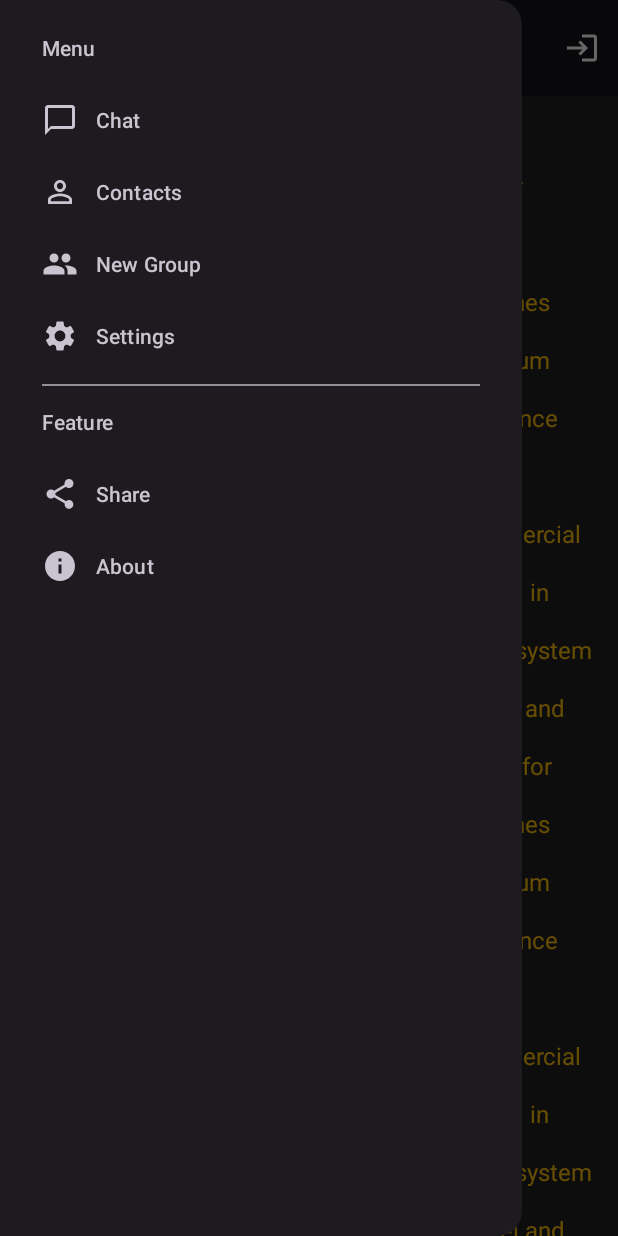
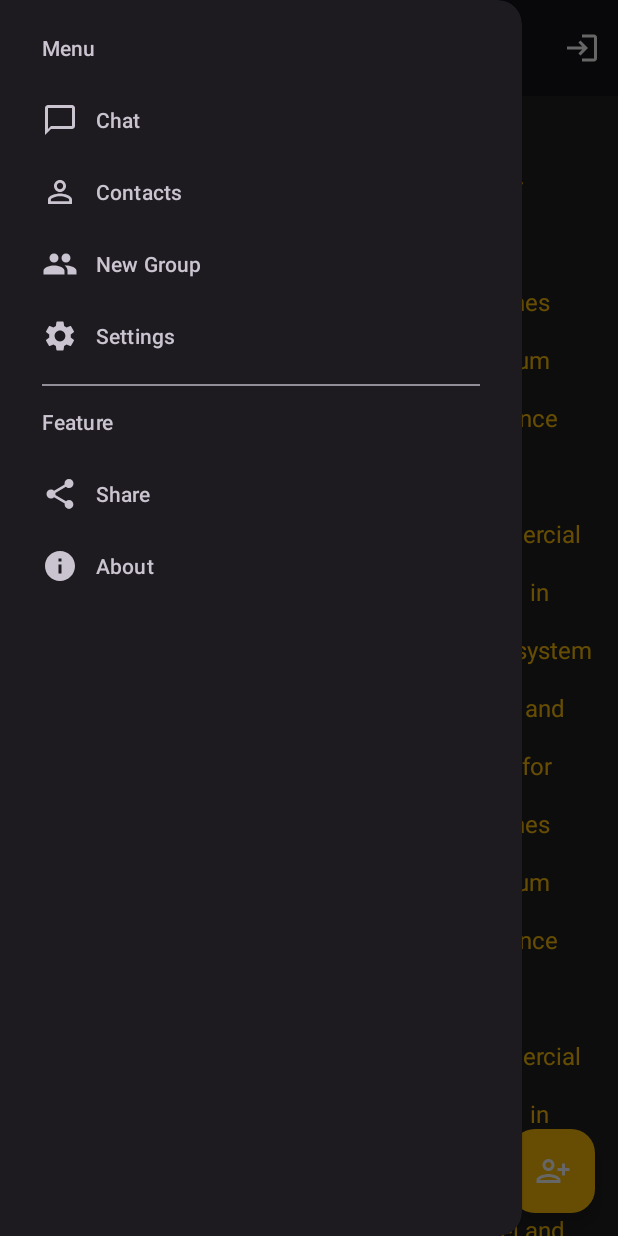
Before and after one commit to Aabhishek29/Ano, an Android app: the ChatFragment screen opened directly, with no data from a screen before it, with the side drawer open, on a phone screen of 412 x 824 dp. Run offline under Robolectric (Android 15) with nearby library versions, the phone set to English and light mode, and no system bars; libraries missing offline, so code that uses them is left out: com.google.mlkit.vision; network calls fail.

Commit message:
added fab

```diff
--- a/app/src/main/java/com/zeusforth/ano/dashboard/ChatFragment.kt
+++ b/app/src/main/java/com/zeusforth/ano/dashboard/ChatFragment.kt
@@ -1,10 +1,12 @@
 package com.zeusforth.ano.dashboard
 
 import android.os.Bundle
+import android.util.Log
 import androidx.fragment.app.Fragment
 import android.view.LayoutInflater
 import android.view.View
 import android.view.ViewGroup
+import com.google.android.material.floatingactionbutton.FloatingActionButton
 import com.zeusforth.ano.R
 
 // TODO: Rename parameter arguments, choose names that match
@@ -12,15 +14,15 @@ import com.zeusforth.ano.R
 private const val ARG_PARAM1 = "param1"
 private const val ARG_PARAM2 = "param2"
 
-/**
- * A simple [Fragment] subclass.
- * Use the [ChatFragment.newInstance] factory method to
- * create an instance of this fragment.
- */
+
 class ChatFragment : Fragment() {
+    private val TAG: String = "ChatFragment"
+    private lateinit var root: View
+
     // TODO: Rename and change types of parameters
     private var param1: String? = null
     private var param2: String? = null
+    private lateinit var fab_chat_button:FloatingActionButton;
 
     override fun onCreate(savedInstanceState: Bundle?) {
         super.onCreate(savedInstanceState)
@@ -28,6 +30,7 @@ class ChatFragment : Fragment() {
             param1 = it.getString(ARG_PARAM1)
             param2 = it.getString(ARG_PARAM2)
         }
+
     }
 
     override fun onCreateView(
@@ -35,7 +38,23 @@ class ChatFragment : Fragment() {
         savedInstanceState: Bundle?
     ): View? {
         // Inflate the layout for this fragment
-        return inflater.inflate(R.layout.fragment_chat, container, false)
+        root =inflater.inflate(R.layout.fragment_chat, container, false)
+        fab_chat_button =root.findViewById(R.id.fab_chat_button);
+
+        fab_chat_button.setOnClickListener{
+            Log.i(TAG,"Contacts")
+
+            val contacts_frag: Fragment = ContactsFragment()
+            this.parentFragmentManager.beginTransaction()
+                .setReorderingAllowed(true).replace(R.id.fragment_dashboard,contacts_frag)
+                .commit()
+
+
+        }
+
+
+        return root
+
     }
 
     companion object {
--- /dev/null
+++ b/app/src/main/res/drawable/ic_baseline_person_add_alt_24.xml
@@ -0,0 +1,6 @@
+<vector android:height="24dp" android:tint="#FFFFFF"
+    android:viewportHeight="24" android:viewportWidth="24"
+    android:width="24dp" xmlns:android="http://schemas.android.com/apk/res/android">
+    <path android:fillColor="@android:color/white"
+        android:pathData="M13,8c0,-2.21 -1.79,-4 -4,-4S5,5.79 5,8s1.79,4 4,4S13,10.21 13,8zM11,8c0,1.1 -0.9,2 -2,2S7,9.1 7,8s0.9,-2 2,-2S11,6.9 11,8zM1,18v2h16v-2c0,-2.66 -5.33,-4 -8,-4S1,15.34 1,18zM3,18c0.2,-0.71 3.3,-2 6,-2c2.69,0 5.78,1.28 6,2H3zM20,15v-3h3v-2h-3V7h-2v3h-3v2h3v3H20z"/>
+</vector>
--- a/app/src/main/res/layout/fragment_chat.xml
+++ b/app/src/main/res/layout/fragment_chat.xml
@@ -1,12 +1,19 @@
 <?xml version="1.0" encoding="utf-8"?>
-<androidx.appcompat.widget.LinearLayoutCompat
-    xmlns:android="http://schemas.android.com/apk/res/android"
+<androidx.appcompat.widget.LinearLayoutCompat xmlns:android="http://schemas.android.com/apk/res/android"
     xmlns:tools="http://schemas.android.com/tools"
+    xmlns:app="http://schemas.android.com/apk/res-auto"
     android:gravity="center"
     android:layout_width="match_parent"
     android:layout_height="match_parent"
     android:background="@color/primary"
     tools:context=".dashboard.ChatFragment">
+    <FrameLayout
+        android:layout_width="match_parent"
+        android:layout_height="match_parent"
+        >
+
+
+
 
     <androidx.core.widget.NestedScrollView
         android:layout_width="match_parent"
@@ -35,4 +42,19 @@
         android:layout_gravity="bottom|center_horizontal"
         />
 
+    <com.google.android.material.floatingactionbutton.FloatingActionButton
+        android:id="@+id/fab_chat_button"
+        android:layout_margin="15dp"
+        android:layout_width="wrap_content"
+        android:layout_height="wrap_content"
+        android:layout_gravity="end|bottom"
+        android:backgroundTint="@color/yellow"
+        android:src="@drawable/ic_baseline_person_add_alt_24"
+        app:tint="@color/white"
+        >
+
+    </com.google.android.material.floatingactionbutton.FloatingActionButton>
+    </FrameLayout>
+
+
 </androidx.appcompat.widget.LinearLayoutCompat>
```
